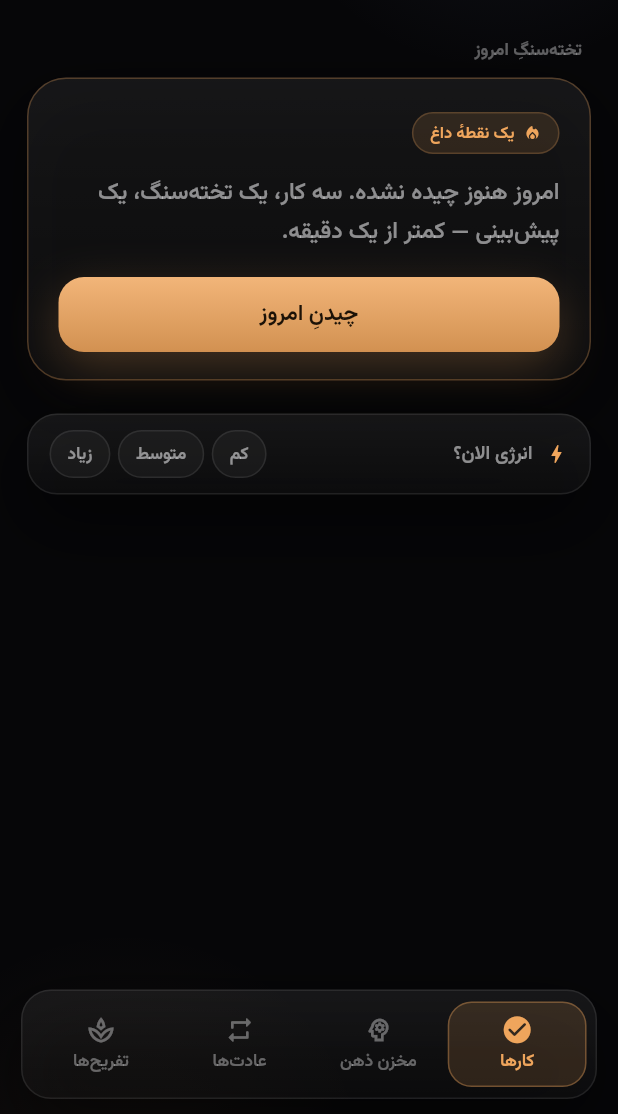
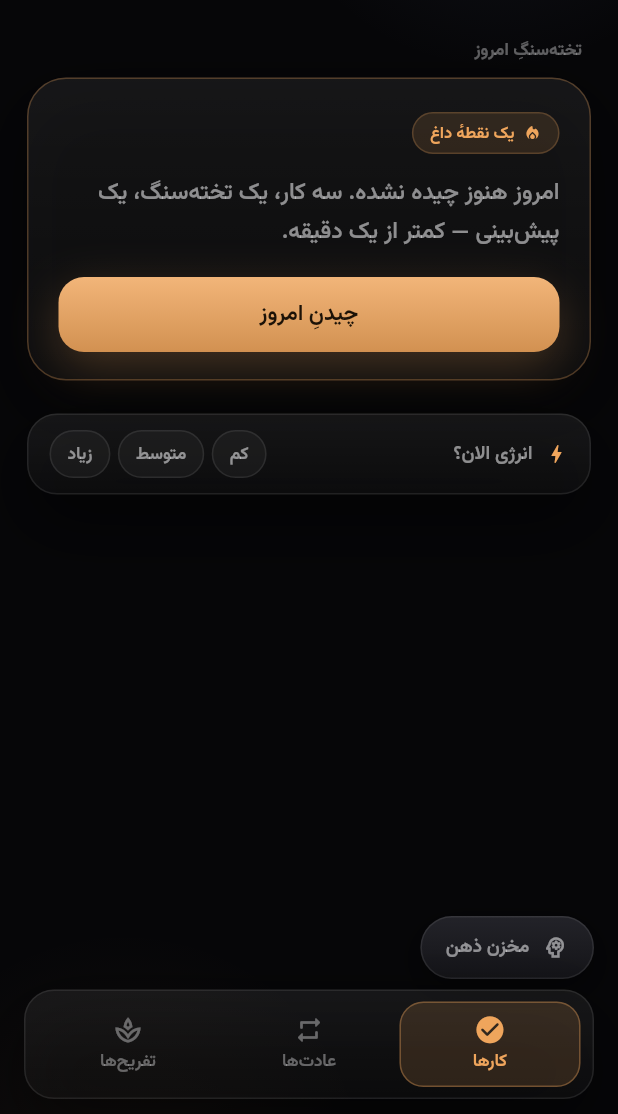
Before and after one commit to Mahdi-mortazavi/flow, a Flutter app: the HomeScreen screen opened directly, after a tap on the "tune" icon, on a phone screen of 412 x 824 dp, the part 122-1236 px from its top. Run offline on Flutter 3.47's test engine with Material 3 defaults, Android fonts, the phone set to English and light mode, and no system bars; our stand-ins replace file_picker, flutter_local_notifications, flutter_riverpod, shamsi_date, share_plus, shared_preferences and 2 more; missing offline and left inert: android_intent_plus, quick_actions; accounts and stored records are empty.

Commit message:
feat(ui): restore floating Brain Vault pill and revert bottom nav to 3 tabs

```diff
--- a/lib/ui/home/home_screen.dart
+++ b/lib/ui/home/home_screen.dart
@@ -13,7 +13,7 @@ import '../focus/focus_screen.dart';
 import '../habits/habits_screen.dart';
 import '../leisure/leisure_screen.dart';
 import '../today/today_screen.dart';
-import '../vault/vault_screen.dart';
+import '../vault/vault_sheet.dart';
 import '../widgets/glass.dart';
 import '../wizard/morning_wizard.dart';
 
@@ -129,7 +129,7 @@ class _HomeScreenState extends ConsumerState<HomeScreen>
       const QuickActions()
         ..initialize((type) {
           if (type == 'new_thought' && mounted) {
-            setState(() => _currentIndex = 1);
+            openVaultSheet(context);
           }
         })
         ..setShortcutItems([
@@ -154,12 +154,7 @@ class _HomeScreenState extends ConsumerState<HomeScreen>
         children: [
           IndexedStack(
             index: _currentIndex,
-            children: const [
-              TodayScreen(),
-              VaultScreen(),
-              HabitsScreen(),
-              LeisureScreen(),
-            ],
+            children: const [TodayScreen(), HabitsScreen(), LeisureScreen()],
           ),
           Positioned(
             left: 0,
@@ -198,11 +193,11 @@ class _LiquidGlassNavBar extends StatelessWidget {
     return SafeArea(
       child: Center(
         child: ConstrainedBox(
-          constraints: const BoxConstraints(maxWidth: 460),
+          constraints: const BoxConstraints(maxWidth: 440),
           child: Padding(
-            padding: const EdgeInsets.fromLTRB(14, 0, 14, 10),
+            padding: const EdgeInsets.fromLTRB(16, 0, 16, 10),
             child: GlassCard(
-              padding: const EdgeInsets.symmetric(horizontal: 6, vertical: 7),
+              padding: const EdgeInsets.symmetric(horizontal: 8, vertical: 7),
               child: Row(
                 children: [
                   Expanded(
@@ -217,22 +212,12 @@ class _LiquidGlassNavBar extends StatelessWidget {
                   ),
                   Expanded(
                     child: _NavItem(
-                      key: const Key('tab_vault'),
-                      icon: Icons.psychology_outlined,
-                      activeIcon: Icons.psychology_rounded,
-                      label: L10n.vaultTab(lang),
-                      selected: currentIndex == 1,
-                      onTap: () => onTap(1),
-                    ),
-                  ),
-                  Expanded(
-                    child: _NavItem(
                       key: const Key('tab_habits'),
                       icon: Icons.repeat_rounded,
                       activeIcon: Icons.auto_awesome_rounded,
                       label: L10n.habitsTab(lang),
-                      selected: currentIndex == 2,
-                      onTap: () => onTap(2),
+                      selected: currentIndex == 1,
+                      onTap: () => onTap(1),
                     ),
                   ),
                   Expanded(
@@ -241,8 +226,8 @@ class _LiquidGlassNavBar extends StatelessWidget {
                       icon: Icons.spa_outlined,
                       activeIcon: Icons.spa_rounded,
                       label: L10n.leisureTab(lang),
-                      selected: currentIndex == 3,
-                      onTap: () => onTap(3),
+                      selected: currentIndex == 2,
+                      onTap: () => onTap(2),
                     ),
                   ),
                 ],
--- a/lib/ui/today/today_screen.dart
+++ b/lib/ui/today/today_screen.dart
@@ -12,6 +12,7 @@ import '../focus/focus_screen.dart';
 import '../settings/settings_sheet.dart';
 import '../stats/review_sheet.dart';
 import '../stats/stats_screen.dart';
+import '../vault/vault_sheet.dart';
 import '../widgets/glass.dart';
 import '../wizard/morning_wizard.dart';
 import 'task_edit_sheet.dart';
@@ -42,6 +43,8 @@ class TodayScreen extends ConsumerWidget {
           ),
         ],
       ),
+      floatingActionButtonLocation: FloatingActionButtonLocation.startFloat,
+      floatingActionButton: _VaultFab(onTap: () => openVaultSheet(context)),
     );
   }
 }
@@ -93,7 +96,7 @@ class _TodayBody extends ConsumerWidget {
   Widget build(BuildContext context, WidgetRef ref) {
     final lang = ref.watch(appLanguageProvider);
     return ListView(
-      padding: const EdgeInsets.fromLTRB(18, 18, 18, 110),
+      padding: const EdgeInsets.fromLTRB(18, 18, 18, 140),
       children: [
         Reveal(child: _Header(plan: plan)),
         const Reveal(order: 1, child: _ReviewBanner()),
@@ -990,3 +993,56 @@ class _EnergyCard extends ConsumerWidget {
     );
   }
 }
+
+class _VaultFab extends ConsumerWidget {
+  final VoidCallback onTap;
+  const _VaultFab({required this.onTap});
+
+  @override
+  Widget build(BuildContext context, WidgetRef ref) {
+    final lang = ref.watch(appLanguageProvider);
+    return Padding(
+      padding: const EdgeInsets.only(bottom: 74),
+      child: Pressable(
+        onTap: () {
+          HapticFeedback.selectionClick();
+          onTap();
+        },
+        child: Container(
+          padding: const EdgeInsets.symmetric(horizontal: 16, vertical: 11),
+          decoration: BoxDecoration(
+            gradient: const LinearGradient(
+              begin: Alignment.topCenter,
+              end: Alignment.bottomCenter,
+              colors: [Color(0xFF232329), Color(0xFF141418)],
+            ),
+            borderRadius: BorderRadius.circular(999),
+            border: Border.all(color: Tone.line),
+            boxShadow: [
+              BoxShadow(
+                color: Colors.black.withValues(alpha: .5),
+                blurRadius: 20,
+                offset: const Offset(0, 8),
+              ),
+            ],
+          ),
+          child: Row(
+            mainAxisSize: MainAxisSize.min,
+            children: [
+              Icon(Icons.psychology_outlined, size: 18, color: Tone.ink2),
+              const SizedBox(width: 8),
+              Text(
+                L10n.brainVaultTitle(lang),
+                style: TextStyle(
+                  fontSize: 12.5,
+                  fontWeight: FontWeight.w600,
+                  color: Tone.ink2,
+                ),
+              ),
+            ],
+          ),
+        ),
+      ),
+    );
+  }
+}
```
Also changed, not shown: 1 other file.
